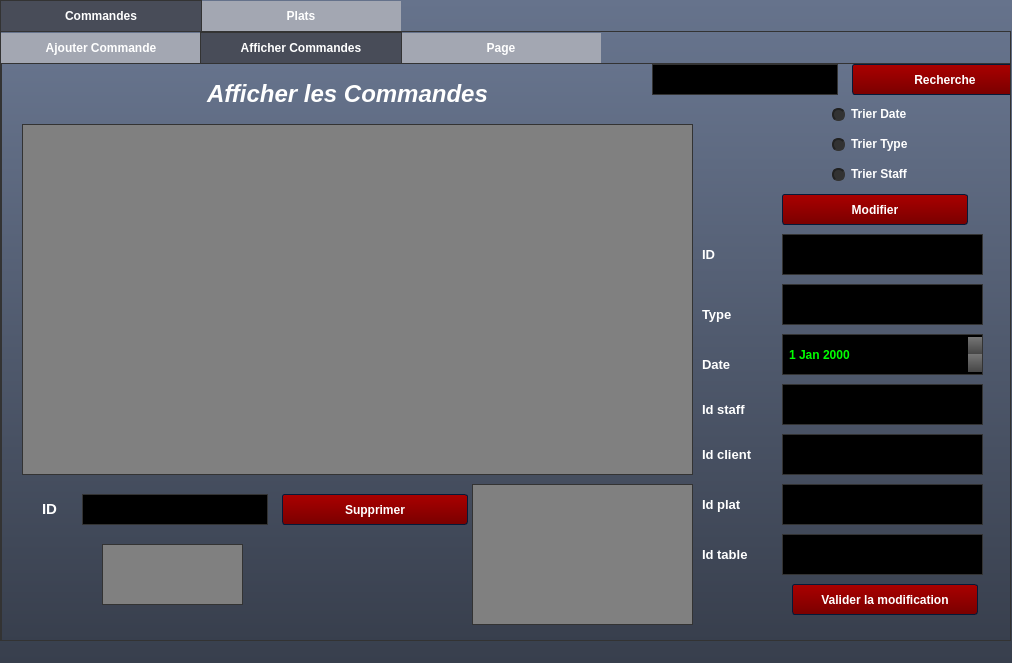
Above: mainwindow.ui from soumaya-nheri/Smart-Restaurant-2A28 before the change. Below: the same form after it.
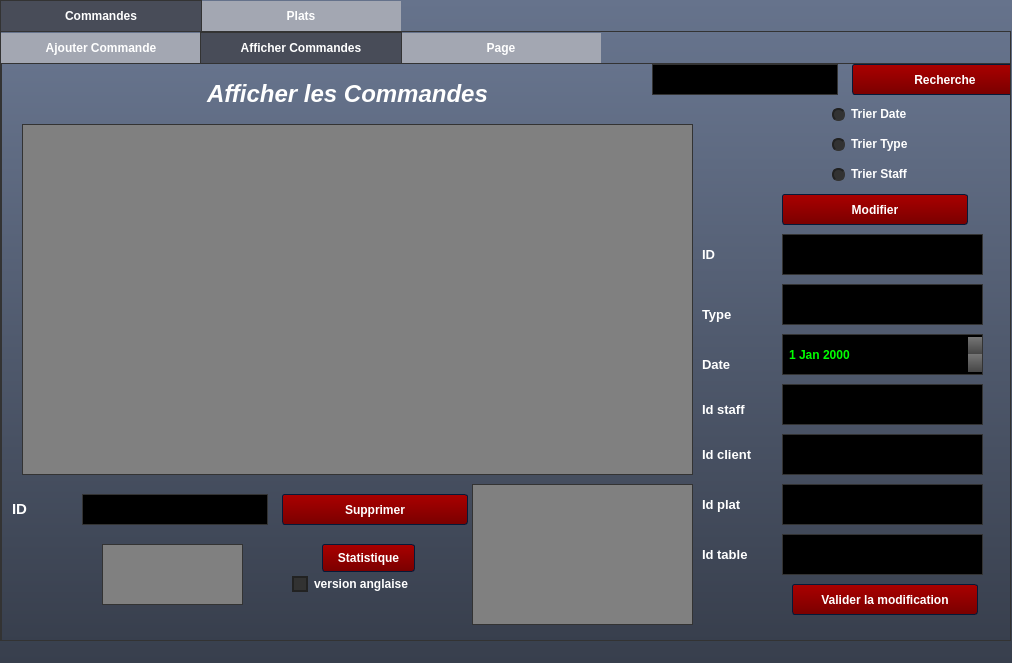
That is the form after the change. The open tabs and pages were chosen to show the change. Icons and pictures are not drawn.

```diff
--- a/mainwindow.ui
+++ b/mainwindow.ui
@@ -1525,7 +1525,7 @@
          <rect>
           <x>700</x>
           <y>470</y>
-          <width>71</width>
+          <width>81</width>
           <height>41</height>
          </rect>
         </property>
@@ -1538,7 +1538,7 @@
          <rect>
           <x>830</x>
           <y>100</y>
-          <width>95</width>
+          <width>171</width>
           <height>20</height>
          </rect>
         </property>
@@ -1574,7 +1574,7 @@
          <rect>
           <x>830</x>
           <y>70</y>
-          <width>95</width>
+          <width>171</width>
           <height>20</height>
          </rect>
         </property>
@@ -1618,9 +1618,9 @@
        <widget class="QLabel" name="label_10">
         <property name="geometry">
          <rect>
-          <x>40</x>
+          <x>10</x>
           <y>430</y>
-          <width>31</width>
+          <width>61</width>
           <height>31</height>
          </rect>
         </property>
@@ -1646,7 +1646,7 @@
          <rect>
           <x>830</x>
           <y>40</y>
-          <width>95</width>
+          <width>171</width>
           <height>20</height>
          </rect>
         </property>
@@ -1722,7 +1722,7 @@
          <rect>
           <x>700</x>
           <y>330</y>
-          <width>71</width>
+          <width>81</width>
           <height>31</height>
          </rect>
         </property>
@@ -1768,7 +1768,7 @@
          <rect>
           <x>700</x>
           <y>370</y>
-          <width>71</width>
+          <width>81</width>
           <height>41</height>
          </rect>
         </property>
@@ -1794,7 +1794,7 @@
          <rect>
           <x>700</x>
           <y>420</y>
-          <width>71</width>
+          <width>81</width>
           <height>41</height>
          </rect>
         </property>
@@ -1807,7 +1807,7 @@
          <rect>
           <x>700</x>
           <y>230</y>
-          <width>61</width>
+          <width>81</width>
           <height>41</height>
          </rect>
         </property>
@@ -1848,6 +1848,32 @@
          </rect>
         </property>
        </widget>
+       <widget class="QPushButton" name="pushButton_statCom">
+        <property name="geometry">
+         <rect>
+          <x>320</x>
+          <y>480</y>
+          <width>93</width>
+          <height>28</height>
+         </rect>
+        </property>
+        <property name="text">
+         <string>Statistique</string>
+        </property>
+       </widget>
+       <widget class="QCheckBox" name="checkBox_traduction">
+        <property name="geometry">
+         <rect>
+          <x>290</x>
+          <y>510</y>
+          <width>151</width>
+          <height>20</height>
+         </rect>
+        </property>
+        <property name="text">
+         <string>version anglaise</string>
+        </property>
+       </widget>
       </widget>
       <widget class="QWidget" name="tab">
        <attribute name="title">
```
Left out of the diff: 120 changed lines with no effect on the pictures.
